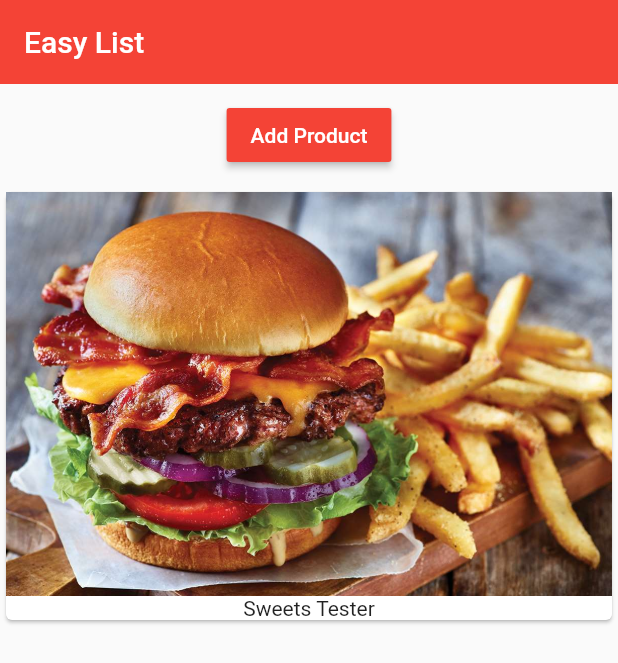
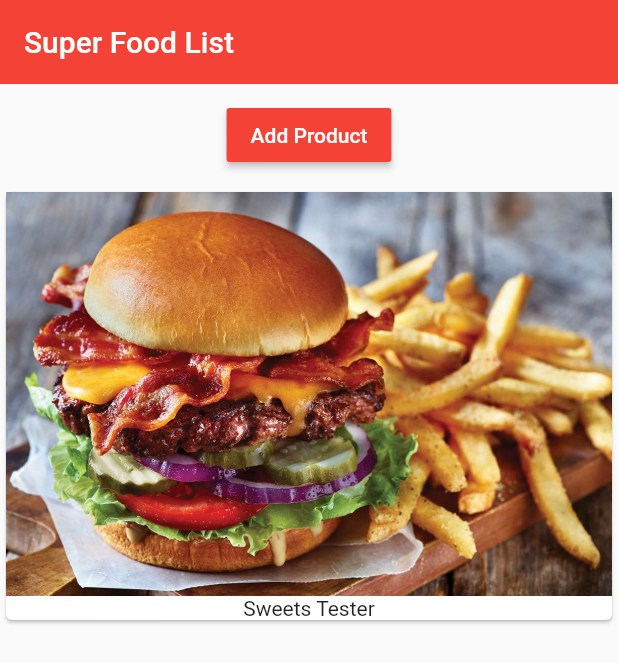
Before and after one commit to blugo1/fluttercourse, a Flutter app: the screen it shows after launch, on a phone screen of 412 x 824 dp. Shown: the top 663 px of the screen. Run offline on Flutter 3.47's test engine with Material 2 defaults, Android fonts, the phone set to English and light mode, and no system bars.

Commit message:
Added code for didUpdate

```diff
--- a/lib/main.dart
+++ b/lib/main.dart
@@ -15,7 +15,7 @@ class MyApp extends StatelessWidget {
       home: Scaffold(
         appBar: AppBar(
           elevation: 0.0,
-          title: Text("Easy List"),
+          title: Text("Super Food List"),
         ),
         body: ProductManager(),
       ),
--- a/lib/product_manager.dart
+++ b/lib/product_manager.dart
@@ -13,7 +13,6 @@ class ProductManager extends StatefulWidget {
   @override
   State<StatefulWidget> createState() {
     print("[Products Manager] CreateState");
-
     return _ProductManagerState();
   }
 }
@@ -27,6 +26,11 @@ class _ProductManagerState extends State<ProductManager> {
 
     _products.add(widget.startingProduct);
     super.initState();
+  }
+
+  @override
+  void didUpdateWidget(ProductManager oldWidget) {
+    super.didUpdateWidget(oldWidget);
   }
 
   void _addProducts(String product) {
```
Also changed, not shown: 1 other file.
